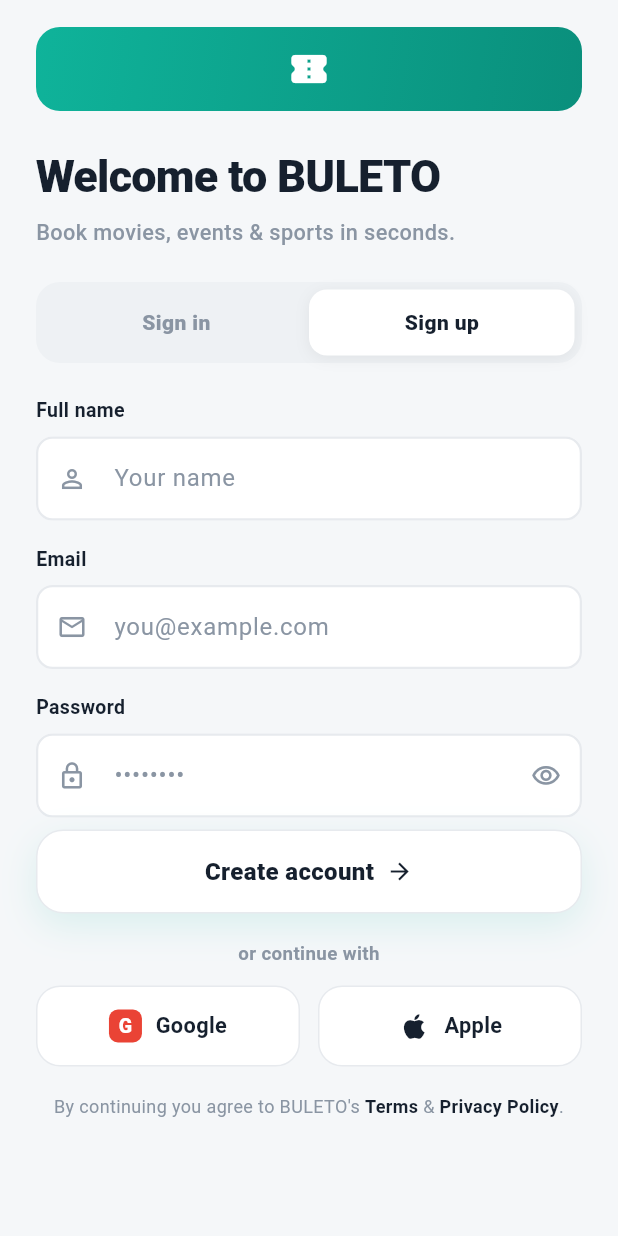
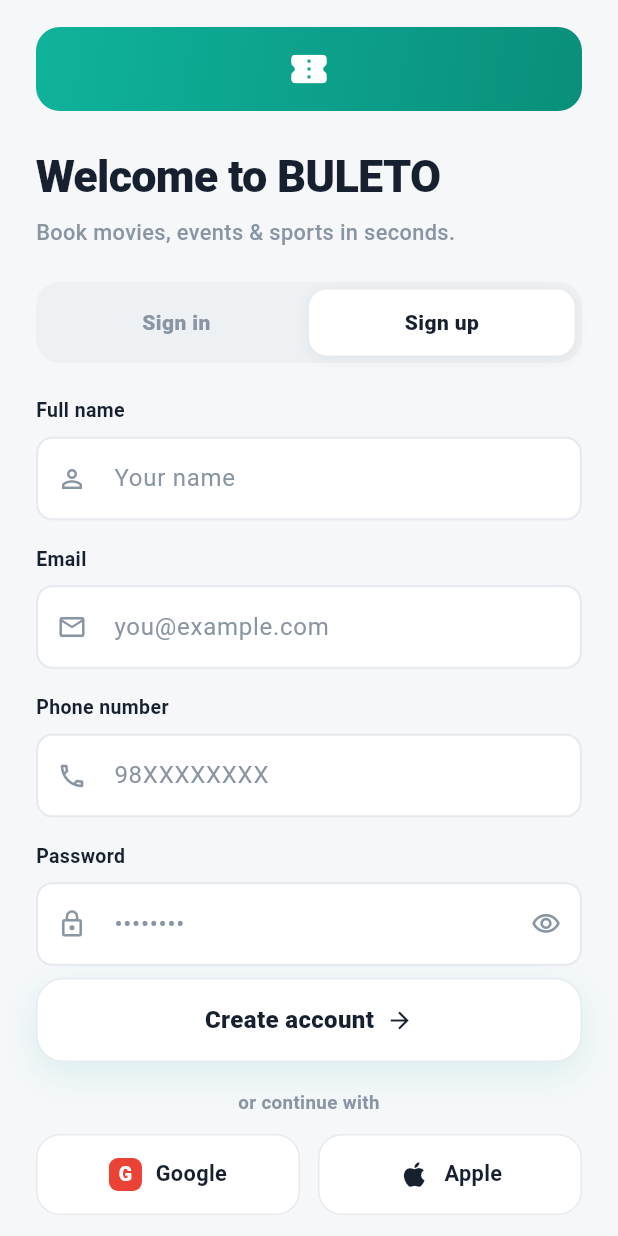
Before and after one commit to Mkmobile00/ticket-app, a Flutter app: the screen it shows after launch, item 3 of the bottom bar chosen, after a tap on "Sign up", on a phone screen of 412 x 824 dp. Run offline on Flutter 3.47's test engine with Material 3 defaults, Android fonts, the phone set to English and light mode, and no system bars; our stand-ins replace cached_network_image, dio, firebase_core, firebase_messaging, flutter_local_notifications, flutter_riverpod and 7 more; accounts and stored records are empty; network calls fail.

Commit message:
Signup: add required Phone number field to the login screen's Sign up form
The in-app signup is the Login screen's Sign up toggle (not the standalone
register page); it was missing phone and sent null. Add a required phone field
and pass it to register() so the OTP can go to email + SMS.

Co-Authored-By: Claude Opus 4.8 (1M context) <noreply@anthropic.com>

```diff
--- a/lib/features/auth/login_screen.dart
+++ b/lib/features/auth/login_screen.dart
@@ -15,6 +15,7 @@ class LoginScreen extends ConsumerStatefulWidget {
 class _LoginScreenState extends ConsumerState<LoginScreen> {
   final _name = TextEditingController();
   final _email = TextEditingController();
+  final _phone = TextEditingController();
   final _password = TextEditingController();
   bool _signup = false;
   bool _obscure = true;
@@ -22,10 +23,14 @@ class _LoginScreenState extends ConsumerState<LoginScreen> {
   String? _error;
 
   Future<void> _submit() async {
+    if (_signup && (_name.text.trim().isEmpty || _email.text.trim().isEmpty || _phone.text.trim().isEmpty || _password.text.isEmpty)) {
+      setState(() => _error = 'Name, email, phone and password are all required.');
+      return;
+    }
     setState(() { _loading = true; _error = null; });
     final auth = ref.read(authProvider.notifier);
     final err = _signup
-        ? await auth.register(_name.text.trim(), _email.text.trim(), _password.text, null)
+        ? await auth.register(_name.text.trim(), _email.text.trim(), _password.text, _phone.text.trim())
         : await auth.login(_email.text.trim(), _password.text);
     if (!mounted) return;
     setState(() => _loading = false);
@@ -104,6 +109,11 @@ class _LoginScreenState extends ConsumerState<LoginScreen> {
               _label('Email'),
               _field(_email, 'you@example.com', Icons.mail_outline, keyboard: TextInputType.emailAddress),
               const SizedBox(height: 16),
+              if (_signup) ...[
+                _label('Phone number'),
+                _field(_phone, '98XXXXXXXX', Icons.phone_outlined, keyboard: TextInputType.phone),
+                const SizedBox(height: 16),
+              ],
               _label('Password'),
               _field(_password, '••••••••', Icons.lock_outline, obscure: _obscure, suffix: IconButton(
                 icon: Icon(_obscure ? Icons.visibility_outlined : Icons.visibility_off_outlined, color: AppColors.muted, size: 20),
```
